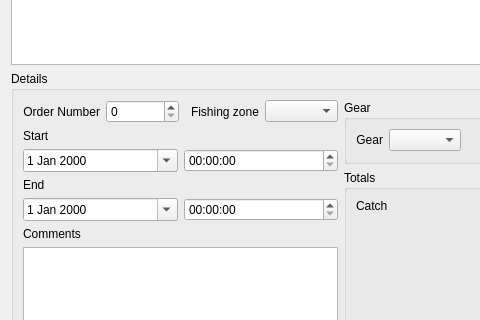
Above: app_solution/app_new/frmoperation.ui from doublebyte1/faocas_qc before the change; both pictures show x 0 to 480 and y 135 to 455 of the 790 by 785 pixel window. Below: the same form after it.
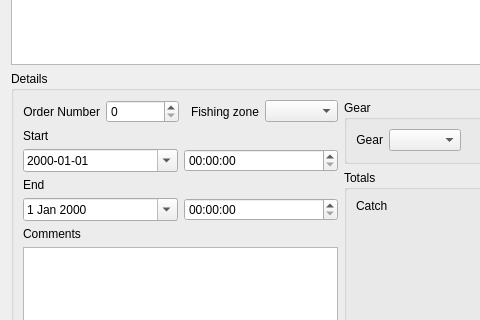
That is the form after the change. Icons and pictures are not drawn. Custom widgets are drawn as their Qt base class.

Commit message: - Ammended all date uis to support this date format "yyyy-MM-dd", to be UTC, and to have minimum and maximum value; - Explicit property of dates in mapper in frframe and frmminorstrata - refactored column indexes in frmminorstrata

Patch:
```diff
--- a/app_solution/app_new/frmoperation.ui
+++ b/app_solution/app_new/frmoperation.ui
@@ -261,6 +261,23 @@
          <layout class="QHBoxLayout" name="horizontalLayout_5">
           <item>
            <widget class="QDateEdit" name="dtStart">
+            <property name="maximumDate">
+             <date>
+              <year>2070</year>
+              <month>1</month>
+              <day>1</day>
+             </date>
+            </property>
+            <property name="minimumDate">
+             <date>
+              <year>1970</year>
+              <month>1</month>
+              <day>1</day>
+             </date>
+            </property>
+            <property name="displayFormat">
+             <string>yyyy-MM-dd</string>
+            </property>
             <property name="calendarPopup">
              <bool>true</bool>
             </property>
```
Left out of the diff: 3 changed lines with no effect on the pictures. The commit also changes 10 other files.
